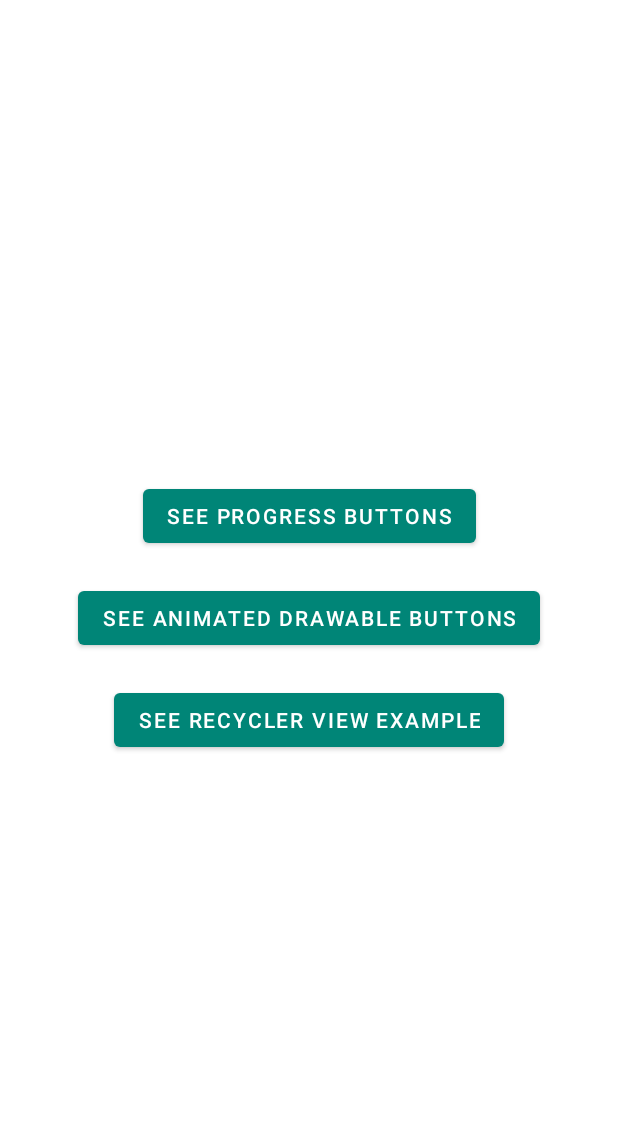
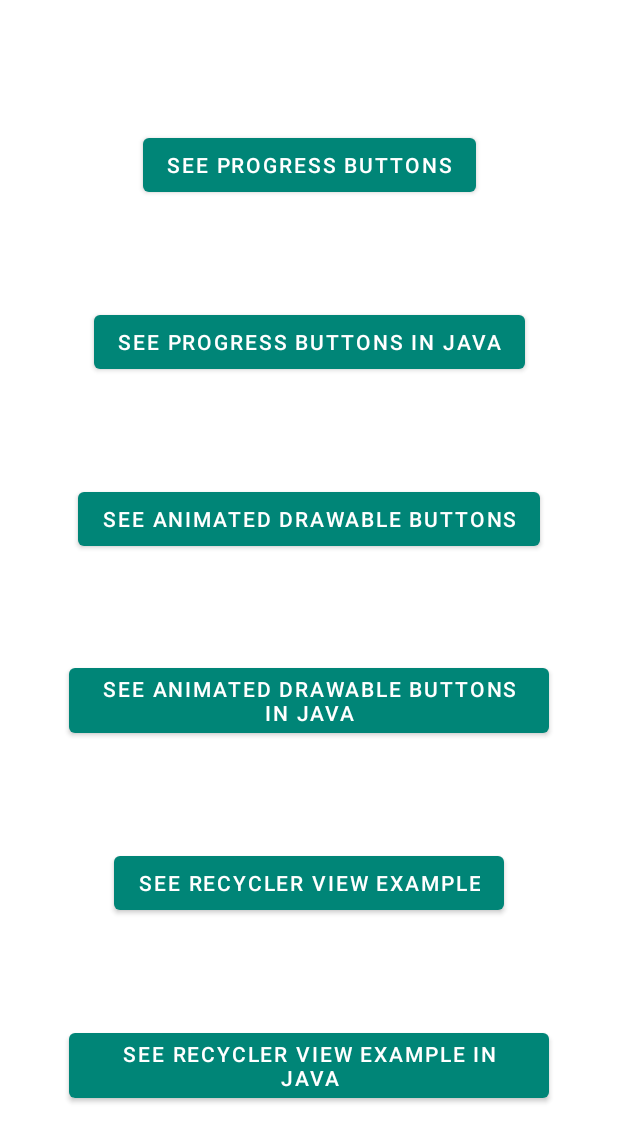
Before and after one commit to razir/ProgressButton, an Android app: the screen it shows after launch (MainActivity), on a phone screen of 412 x 824 dp. Shown: the top 1142 px of the screen. Run offline under Robolectric (Android 15) with nearby library versions, the phone set to English and light mode, and no system bars.

Commit message:
Start Java implementations on MainActivity

```diff
--- a/app/src/main/java/com/github/razir/progressexample/MainActivity.kt
+++ b/app/src/main/java/com/github/razir/progressexample/MainActivity.kt
@@ -14,12 +14,24 @@ class MainActivity : AppCompatActivity() {
             startActivity(ProgressButtonsActivity.getStartIntent(this))
         }
 
+        openProgressButtonsJava.setOnClickListener {
+            startActivity(com.github.razir.progressexample.java.ProgressButtonsActivity.getStartIntent(this))
+        }
+
         openDrawableButtons.setOnClickListener {
             startActivity(DrawableButtonsActivity.getStartIntent(this))
+        }
+
+        openDrawableButtonsJava.setOnClickListener {
+            startActivity(com.github.razir.progressexample.java.DrawableButtonsActivity.getStartIntent(this))
         }
 
         openRecyclerView.setOnClickListener {
             startActivity(RecyclerViewActivity.getStartIntent(this))
         }
+
+        openRecyclerViewJava.setOnClickListener {
+            startActivity(com.github.razir.progressexample.java.RecyclerViewActivity.getStartIntent(this))
+        }
     }
 }
--- a/app/src/main/res/layout/activity_main.xml
+++ b/app/src/main/res/layout/activity_main.xml
@@ -1,6 +1,8 @@
 <?xml version="1.0" encoding="utf-8"?>
 <androidx.constraintlayout.widget.ConstraintLayout xmlns:android="http://schemas.android.com/apk/res/android"
     xmlns:app="http://schemas.android.com/apk/res-auto"
+    xmlns:tools="http://schemas.android.com/tools"
+    android:layout_margin="16dp"
     android:layout_width="match_parent"
     android:layout_height="match_parent">
 
@@ -9,31 +11,59 @@
         android:layout_width="wrap_content"
         android:layout_height="wrap_content"
         android:text="@string/openProgressButtons"
+        app:layout_constraintBottom_toTopOf="@+id/openProgressButtonsJava"
+        app:layout_constraintEnd_toEndOf="parent"
+        app:layout_constraintStart_toStartOf="parent"
+        app:layout_constraintTop_toTopOf="parent" />
+
+    <com.google.android.material.button.MaterialButton
+        android:id="@+id/openProgressButtonsJava"
+        android:layout_width="wrap_content"
+        android:layout_height="wrap_content"
+        android:text="@string/openProgressButtonsJava"
         app:layout_constraintBottom_toTopOf="@+id/openDrawableButtons"
         app:layout_constraintEnd_toEndOf="parent"
         app:layout_constraintStart_toStartOf="parent"
-        app:layout_constraintTop_toTopOf="parent"
-        app:layout_constraintVertical_chainStyle="packed" />
+        app:layout_constraintTop_toBottomOf="@+id/openProgressButtons" />
 
     <com.google.android.material.button.MaterialButton
         android:id="@+id/openDrawableButtons"
         android:layout_width="wrap_content"
         android:layout_height="wrap_content"
-        android:layout_marginTop="20dp"
         android:text="@string/openDrawableButtons"
+        app:layout_constraintBottom_toTopOf="@+id/openDrawableButtonsJava"
+        app:layout_constraintEnd_toEndOf="parent"
+        app:layout_constraintStart_toStartOf="parent"
+        app:layout_constraintTop_toBottomOf="@+id/openProgressButtonsJava" />
+
+    <com.google.android.material.button.MaterialButton
+        android:id="@+id/openDrawableButtonsJava"
+        android:layout_width="wrap_content"
+        android:layout_height="wrap_content"
+        android:text="@string/openDrawableButtonsJava"
         app:layout_constraintBottom_toTopOf="@+id/openRecyclerView"
         app:layout_constraintEnd_toEndOf="parent"
         app:layout_constraintStart_toStartOf="parent"
-        app:layout_constraintTop_toBottomOf="@id/openProgressButtons" />
+        app:layout_constraintTop_toBottomOf="@+id/openDrawableButtons" />
 
     <com.google.android.material.button.MaterialButton
         android:id="@+id/openRecyclerView"
         android:layout_width="wrap_content"
         android:layout_height="wrap_content"
-        android:layout_marginTop="20dp"
         android:text="@string/openRecyclerView"
-        app:layout_constraintBottom_toBottomOf="parent"
+        app:layout_constraintBottom_toTopOf="@+id/openRecyclerViewJava"
         app:layout_constraintEnd_toEndOf="parent"
         app:layout_constraintStart_toStartOf="parent"
-        app:layout_constraintTop_toBottomOf="@id/openDrawableButtons" />
+        app:layout_constraintTop_toBottomOf="@+id/openDrawableButtonsJava" />
+
+    <com.google.android.material.button.MaterialButton
+        android:id="@+id/openRecyclerViewJava"
+        android:layout_width="wrap_content"
+        android:layout_height="wrap_content"
+        android:text="@string/openRecyclerViewJava"
+        app:layout_constraintBottom_toBottomOf="parent"
+        app:layout_constraintTop_toBottomOf="@+id/openRecyclerView"
+        app:layout_constraintEnd_toEndOf="parent"
+        app:layout_constraintStart_toStartOf="parent"
+        tools:layout_editor_absoluteX="64dp" />
 </androidx.constraintlayout.widget.ConstraintLayout>
--- a/app/src/main/res/values/strings.xml
+++ b/app/src/main/res/values/strings.xml
@@ -13,4 +13,7 @@
     <string name="openProgressButtons">See Progress Buttons</string>
     <string name="openDrawableButtons">See animated drawable buttons</string>
     <string name="openRecyclerView">see recycler view example</string>
+    <string name="openProgressButtonsJava">See Progress Buttons In Java</string>
+    <string name="openDrawableButtonsJava">See animated drawable buttons In Java</string>
+    <string name="openRecyclerViewJava">see recycler view example In Java</string>
 </resources>
```
